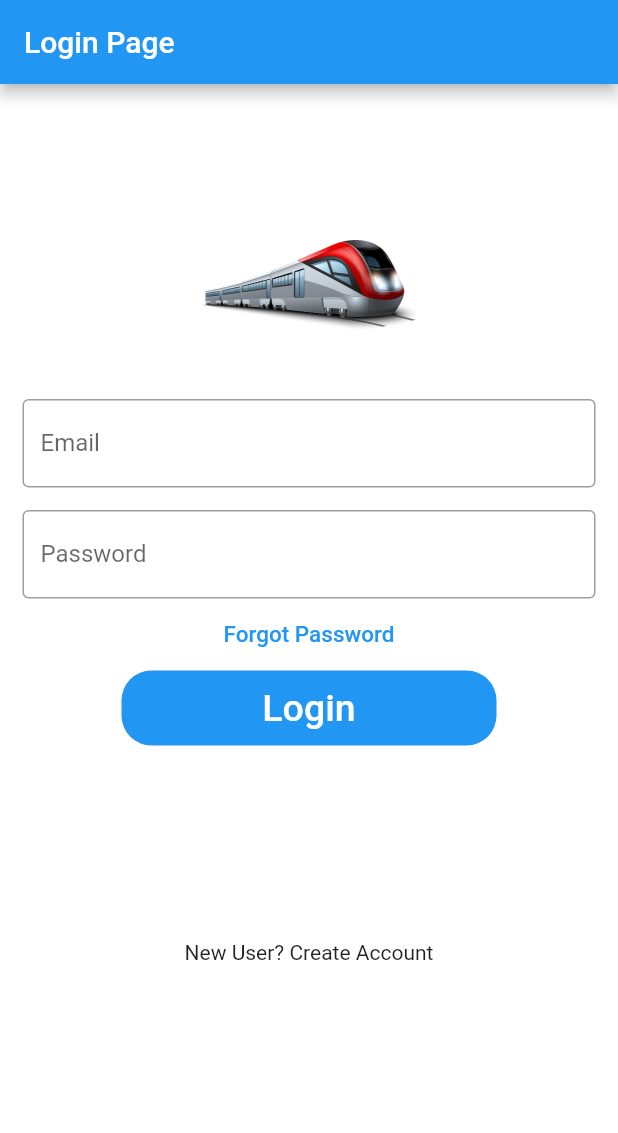
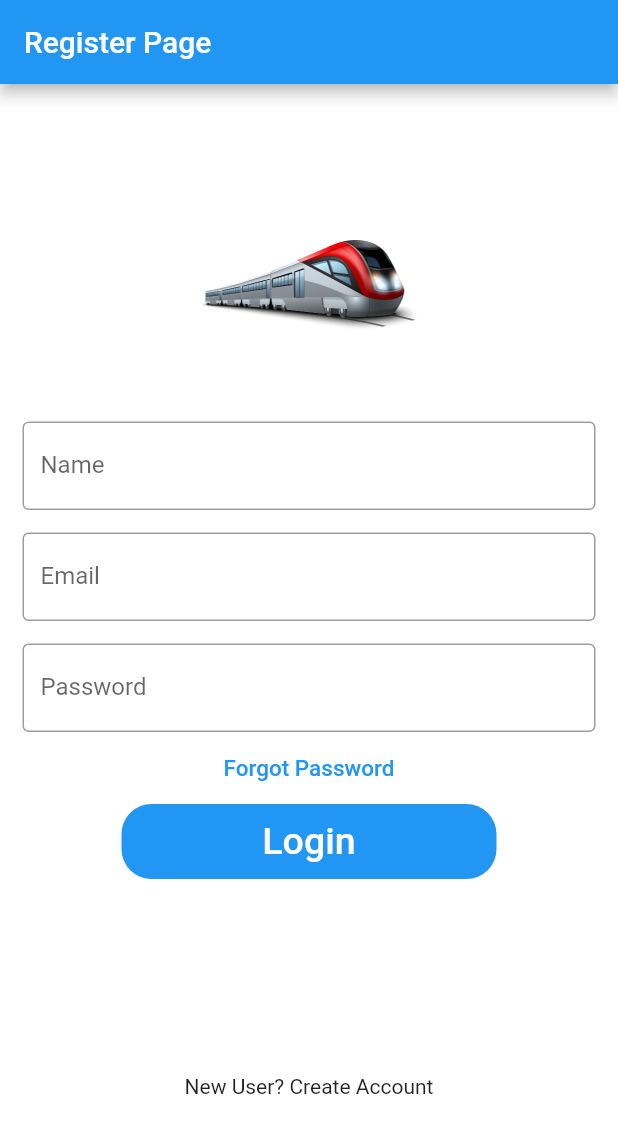
Before and after one commit to sajithapislk/Thiran---Sri-Lanka-Railway-System, a Flutter app: the screen it shows after launch, on a phone screen of 412 x 824 dp. Shown: the top 1133 px of the screen. Run offline on Flutter 3.47's test engine with Material 2 defaults, Android fonts, the phone set to English and light mode, and no system bars.

Commit message:
UI register screen

```diff
--- /dev/null
+++ b/app/lib/Screens/RegisterScreen.dart
@@ -0,0 +1,97 @@
+import 'package:flutter/material.dart';
+
+class RegisterScreen extends StatefulWidget {
+  const RegisterScreen({Key? key}) : super(key: key);
+
+  @override
+  State<RegisterScreen> createState() => _RegisterScreenState();
+}
+
+class _RegisterScreenState extends State<RegisterScreen> {
+  @override
+  Widget build(BuildContext context) {
+    return Scaffold(
+      backgroundColor: Colors.white,
+      appBar: AppBar(
+        title: Text("Register Page"),
+      ),
+      body: SingleChildScrollView(
+        child: Column(
+          children: <Widget>[
+            Padding(
+              padding: const EdgeInsets.only(top: 60.0),
+              child: Center(
+                child: Container(
+                    width: 200,
+                    height: 150,
+                    /*decoration: BoxDecoration(
+                        color: Colors.red,
+                        borderRadius: BorderRadius.circular(50.0)),*/
+                    child: Image.asset('assets/img/train.png')),
+              ),
+            ),
+            Padding(
+              padding: const EdgeInsets.only(
+                  left: 15.0, right: 15.0, top: 15, bottom: 0),
+              child: TextField(
+                decoration: InputDecoration(
+                    border: OutlineInputBorder(),
+                    labelText: 'Name'),
+              ),
+            ),
+            Padding(
+              padding: const EdgeInsets.only(
+                  left: 15.0, right: 15.0, top: 15, bottom: 0),
+              child: TextField(
+                decoration: InputDecoration(
+                    border: OutlineInputBorder(),
+                    labelText: 'Email',
+                    hintText: 'Enter valid email id as abc@gmail.com'),
+              ),
+            ),
+            Padding(
+              padding: const EdgeInsets.only(
+                  left: 15.0, right: 15.0, top: 15, bottom: 0),
+              child: TextField(
+
+                obscureText: true,
+                decoration: InputDecoration(
+                    border: OutlineInputBorder(),
+                    labelText: 'Password',
+                    hintText: 'Enter secure password'),
+              ),
+            ),
+            TextButton(
+              onPressed: (){
+                //TODO FORGOT PASSWORD SCREEN GOES HERE
+              },
+              child: Text(
+                'Forgot Password',
+                style: TextStyle(color: Colors.blue, fontSize: 15),
+              ),
+            ),
+            Container(
+              height: 50,
+              width: 250,
+              decoration: BoxDecoration(
+                  color: Colors.blue, borderRadius: BorderRadius.circular(20)),
+              child: TextButton(
+                onPressed: () {
+
+                },
+                child: Text(
+                  'Login',
+                  style: TextStyle(color: Colors.white, fontSize: 25),
+                ),
+              ),
+            ),
+            SizedBox(
+              height: 130,
+            ),
+            Text('New User? Create Account')
+          ],
+        ),
+      ),
+    );
+  }
+}
--- a/app/lib/main.dart
+++ b/app/lib/main.dart
@@ -1,4 +1,5 @@
 import 'package:app/Screens/LoginScreen.dart';
+import 'package:app/Screens/RegisterScreen.dart';
 import 'package:flutter/material.dart';
 
 void main() {
@@ -16,7 +17,7 @@
       theme: ThemeData(
         primarySwatch: Colors.blue,
       ),
-      home: LoginScreen(),
+      home: RegisterScreen(),
     );
   }
 }
```
